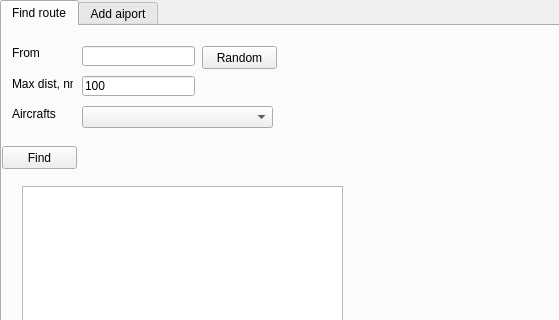
Old version of the form views/main.ui in the repository RavenVl/findAeroRace; both pictures show x 0 to 559 and y 0 to 320 of the 1072 by 660 pixel window.
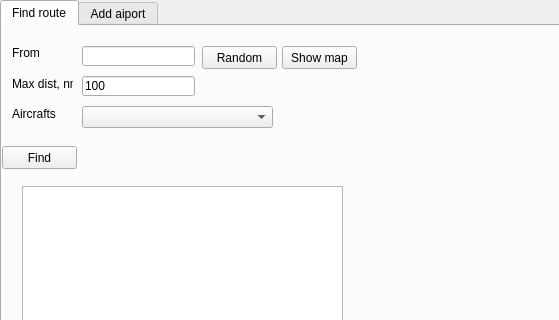
New version of the form. The open tabs and pages were chosen to show the change.

Commit message: add map view

What changed in the file:
```diff
--- a/views/main.ui
+++ b/views/main.ui
@@ -138,6 +138,29 @@
        </rect>
       </property>
      </widget>
+     <widget class="QWidget" name="map_widget" native="true">
+      <property name="geometry">
+       <rect>
+        <x>370</x>
+        <y>20</y>
+        <width>671</width>
+        <height>571</height>
+       </rect>
+      </property>
+     </widget>
+     <widget class="QPushButton" name="mapButton">
+      <property name="geometry">
+       <rect>
+        <x>280</x>
+        <y>20</y>
+        <width>75</width>
+        <height>23</height>
+       </rect>
+      </property>
+      <property name="text">
+       <string>Show map</string>
+      </property>
+     </widget>
     </widget>
     <widget class="QWidget" name="tab_2">
      <attribute name="title">
```
Left out of the diff: 2 changed lines with no effect on the pictures. The commit also changes 2 other files.
